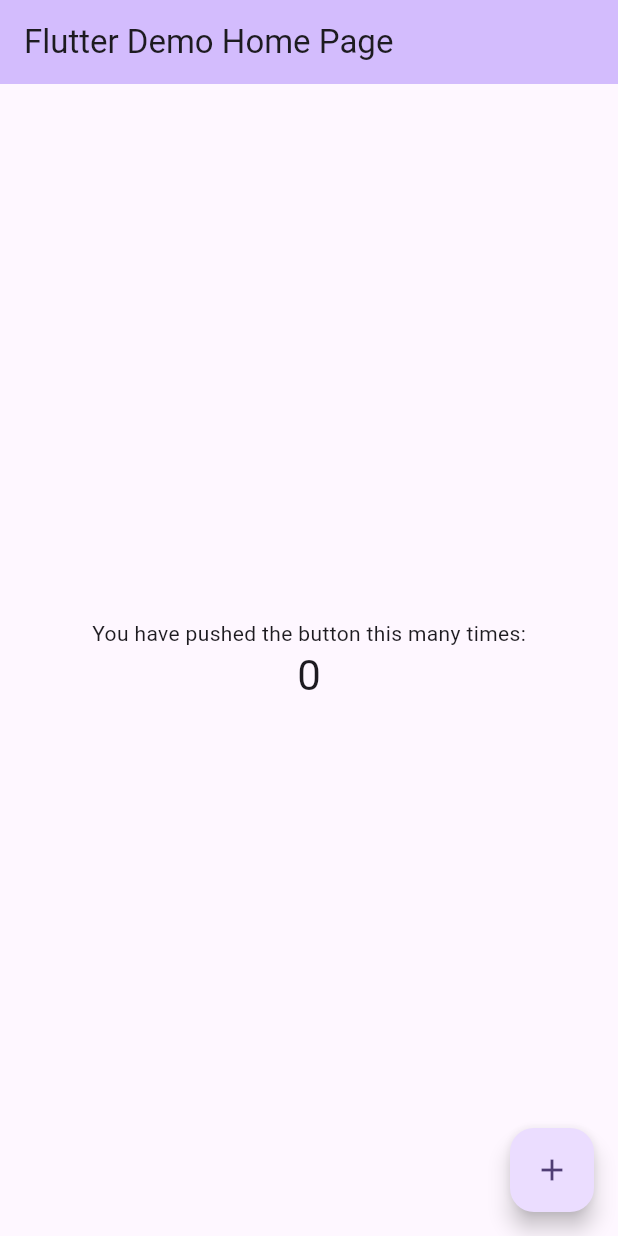
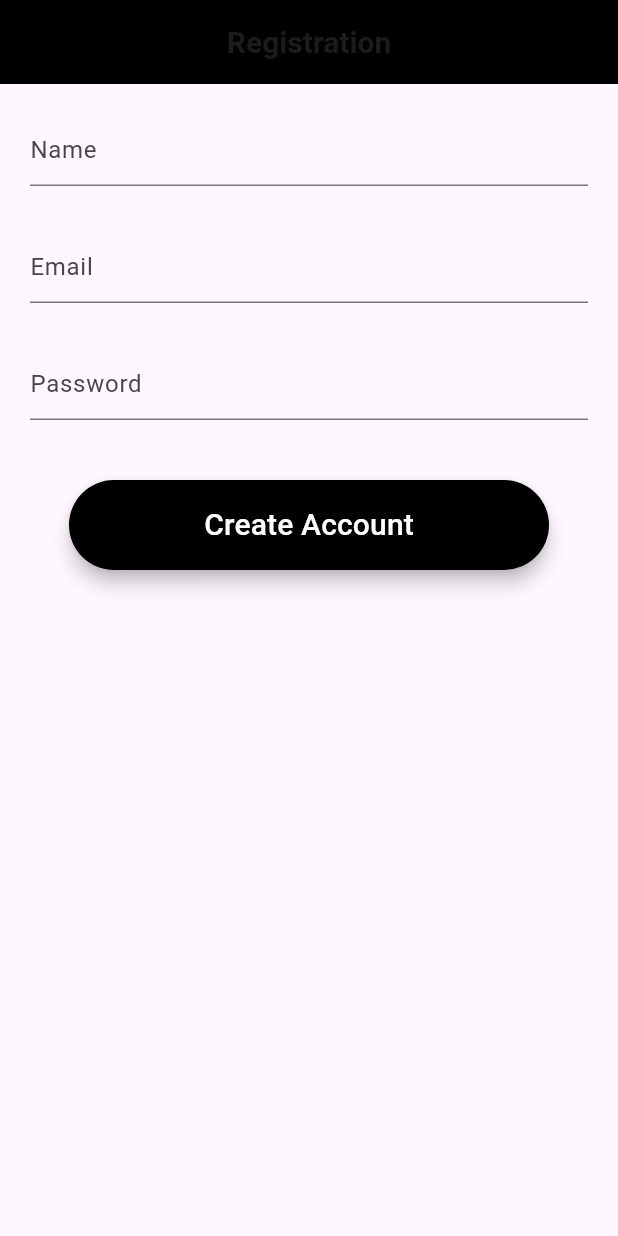
Before and after one commit to hsushwesin/flutter_app, a Flutter app: the screen it shows after launch, on a phone screen of 412 x 824 dp. Run offline on Flutter 3.47's test engine with Material 3 defaults, Android fonts, the phone set to English and light mode, and no system bars.

Commit message:
Create: Register Screen Page

```diff
--- /dev/null
+++ b/flutter_app/lib/Screens/register_screen.dart
@@ -0,0 +1,85 @@
+import 'package:flutter/material.dart';
+
+import '../rounded_button.dart';
+
+class RegisterScreen extends StatefulWidget {
+  const RegisterScreen({super.key});
+
+  @override
+  State<RegisterScreen> createState() => _RegisterScreenState();
+}
+
+class _RegisterScreenState extends State<RegisterScreen> {
+  String _email = '';
+  String _password = '';
+  String _name = '';
+
+  @override
+  Widget build(BuildContext context) {
+    return Scaffold(
+      appBar: AppBar(
+        backgroundColor: Colors.black,
+        centerTitle: true,
+        elevation: 0,
+        title: const Text(
+          'Registration',
+          style: TextStyle(
+            fontSize: 20,
+            fontWeight: FontWeight.bold,
+          ),
+        ),
+      ),
+      body: Padding(
+        padding: const EdgeInsets.symmetric(horizontal: 20),
+        child: Column(
+          children: [
+            const SizedBox(
+              height: 20,
+            ),
+            TextField(
+              decoration: const InputDecoration(
+                hintText: 'Name',
+              ),
+              onChanged: (value) {
+                _name = value;
+              },
+            ),
+            const SizedBox(
+              height: 30,
+            ),
+            TextField(
+              decoration: const InputDecoration(
+                hintText: 'Email',
+              ),
+              onChanged: (value) {
+                _email = value;
+              },
+            ),
+            const SizedBox(
+              height: 30,
+            ),
+            TextField(
+              obscureText: true,
+              decoration: const InputDecoration(
+                hintText: 'Password',
+              ),
+              onChanged: (value) {
+                _password = value;
+              },
+            ),
+            const SizedBox(
+              height: 40,
+            ),
+            RoundedButton(
+              btnText: 'Create Account',
+              onBtnPressed: () => null,
+            ),
+            const SizedBox(
+              height: 40,
+            ),
+          ],
+        ),
+      ),
+    );
+  }
+}
--- a/flutter_app/lib/main.dart
+++ b/flutter_app/lib/main.dart
@@ -1,125 +1,18 @@
 import 'package:flutter/material.dart';
+import 'package:flutter_app/Screens/register_screen.dart';
 
 void main() {
   runApp(const MyApp());
 }
 
 class MyApp extends StatelessWidget {
-  const MyApp({super.key});
+  const MyApp({Key? key}) : super(key: key);
 
-  // This widget is the root of your application.
   @override
   Widget build(BuildContext context) {
-    return MaterialApp(
-      title: 'Flutter Demo',
-      theme: ThemeData(
-        // This is the theme of your application.
-        //
-        // TRY THIS: Try running your application with "flutter run". You'll see
-        // the application has a purple toolbar. Then, without quitting the app,
-        // try changing the seedColor in the colorScheme below to Colors.green
-        // and then invoke "hot reload" (save your changes or press the "hot
-        // reload" button in a Flutter-supported IDE, or press "r" if you used
-        // the command line to start the app).
-        //
-        // Notice that the counter didn't reset back to zero; the application
-        // state is not lost during the reload. To reset the state, use hot
-        // restart instead.
-        //
-        // This works for code too, not just values: Most code changes can be
-        // tested with just a hot reload.
-        colorScheme: ColorScheme.fromSeed(seedColor: Colors.deepPurple),
-        useMaterial3: true,
-      ),
-      home: const MyHomePage(title: 'Flutter Demo Home Page'),
+    return const MaterialApp(
+      debugShowCheckedModeBanner: false,
+      home: RegisterScreen(),
     );
   }
 }
-
-class MyHomePage extends StatefulWidget {
-  const MyHomePage({super.key, required this.title});
-
-  // This widget is the home page of your application. It is stateful, meaning
-  // that it has a State object (defined below) that contains fields that affect
-  // how it looks.
-
-  // This class is the configuration for the state. It holds the values (in this
-  // case the title) provided by the parent (in this case the App widget) and
-  // used by the build method of the State. Fields in a Widget subclass are
-  // always marked "final".
-
-  final String title;
-
-  @override
-  State<MyHomePage> createState() => _MyHomePageState();
-}
-
-class _MyHomePageState extends State<MyHomePage> {
-  int _counter = 0;
-
-  void _incrementCounter() {
-    setState(() {
-      // This call to setState tells the Flutter framework that something has
-      // changed in this State, which causes it to rerun the build method below
-      // so that the display can reflect the updated values. If we changed
-      // _counter without calling setState(), then the build method would not be
-      // called again, and so nothing would appear to happen.
-      _counter++;
-    });
-  }
-
-  @override
-  Widget build(BuildContext context) {
-    // This method is rerun every time setState is called, for instance as done
-    // by the _incrementCounter method above.
-    //
-    // The Flutter framework has been optimized to make rerunning build methods
-    // fast, so that you can just rebuild anything that needs updating rather
-    // than having to individually change instances of widgets.
-    return Scaffold(
-      appBar: AppBar(
-        // TRY THIS: Try changing the color here to a specific color (to
-        // Colors.amber, perhaps?) and trigger a hot reload to see the AppBar
-        // change color while the other colors stay the same.
-        backgroundColor: Theme.of(context).colorScheme.inversePrimary,
-        // Here we take the value from the MyHomePage object that was created by
-        // the App.build method, and use it to set our appbar title.
-        title: Text(widget.title),
-      ),
-      body: Center(
-        // Center is a layout widget. It takes a single child and positions it
-        // in the middle of the parent.
-        child: Column(
-          // Column is also a layout widget. It takes a list of children and
-          // arranges them vertically. By default, it sizes itself to fit its
-          // children horizontally, and tries to be as tall as its parent.
-          //
-          // Column has various properties to control how it sizes itself and
-          // how it positions its children. Here we use mainAxisAlignment to
-          // center the children vertically; the main axis here is the vertical
-          // axis because Columns are vertical (the cross axis would be
-          // horizontal).
-          //
-          // TRY THIS: Invoke "debug painting" (choose the "Toggle Debug Paint"
-          // action in the IDE, or press "p" in the console), to see the
-          // wireframe for each widget.
-          mainAxisAlignment: MainAxisAlignment.center,
-          children: <Widget>[
-            const Text(
-              'You have pushed the button this many times:',
-            ),
-            Text(
-              '$_counter',
-              style: Theme.of(context).textTheme.headlineMedium,
-            ),
-          ],
-        ),
-      ),
-      floatingActionButton: FloatingActionButton(
-        onPressed: _incrementCounter,
-        tooltip: 'Increment',
-        child: const Icon(Icons.add),
-      ), // This trailing comma makes auto-formatting nicer for build methods.
-    );
-  }
-}
--- /dev/null
+++ b/flutter_app/lib/rounded_button.dart
@@ -0,0 +1,29 @@
+import 'package:flutter/material.dart';
+
+class RoundedButton extends StatelessWidget {
+  final String btnText;
+  final Function onBtnPressed;
+
+  const RoundedButton(
+      {Key? key, required this.btnText, required this.onBtnPressed})
+      : super(key: key);
+  @override
+  Widget build(BuildContext context) {
+    return Material(
+      elevation: 5,
+      color: Colors.black,
+      borderRadius: BorderRadius.circular(30),
+      child: MaterialButton(
+        onPressed: () {
+          onBtnPressed();
+        },
+        minWidth: 320,
+        height: 60,
+        child: Text(
+          btnText,
+          style: const TextStyle(color: Colors.white, fontSize: 20),
+        ),
+      ),
+    );
+  }
+}
--- a/flutter_app/pubspec.yaml
+++ b/flutter_app/pubspec.yaml
@@ -45,7 +45,7 @@ dev_dependencies:
   # activated in the `analysis_options.yaml` file located at the root of your
   # package. See that file for information about deactivating specific lint
   # rules and activating additional ones.
-  flutter_lints: ^2.0.0
+  flutter_lints: ^3.0.1
 
 # For information on the generic Dart part of this file, see the
 # following page: https://dart.dev/tools/pub/pubspec
```
Also changed, not shown: flutter_app/pubspec.lock.
